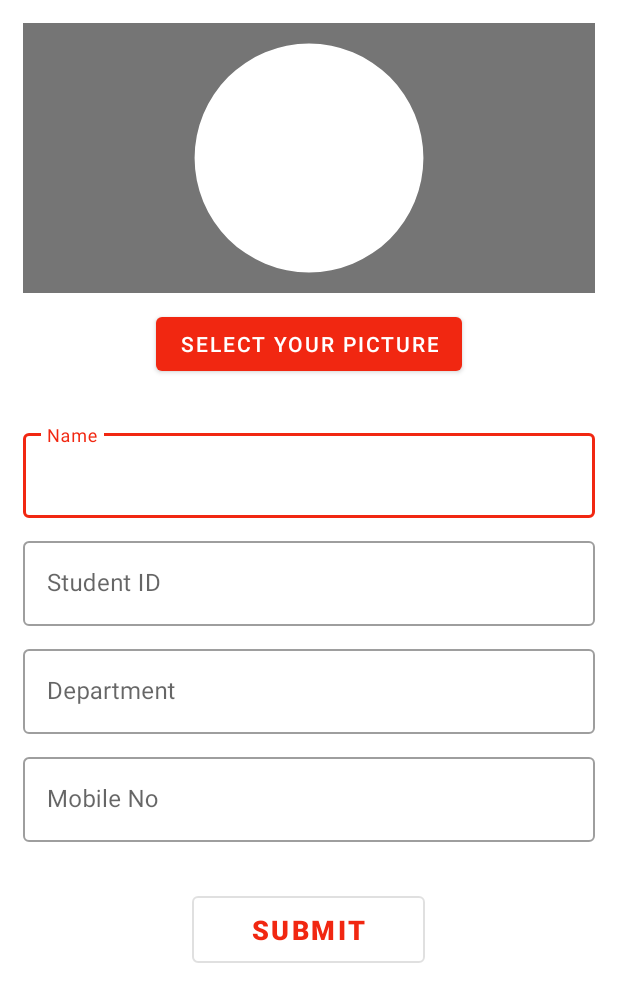
After one commit to Fantastic-Four-CSC-370/Book-Drop, an Android app: the TakeInformationForm screen opened directly, with no data from a screen before it, on a phone screen of 412 x 824 dp. The commit adds this screen. Shown: the top 1002 px of the screen. Run offline under Robolectric (Android 15) with nearby library versions, the phone set to English and light mode, and no system bars; our stand-ins replace Firebase (no records; nobody signed in at launch, a user with empty details on screens opened directly).

Commit message:
user information and img collection Done.update on firebase is ok

```diff
--- a/app/build.gradle
+++ b/app/build.gradle
@@ -41,6 +41,11 @@ dependencies {
 
     implementation platform('com.google.firebase:firebase-bom:26.4.0')
     implementation 'com.google.firebase:firebase-auth'
+    implementation 'com.google.firebase:firebase-firestore:22.0.2'
+    implementation 'com.google.firebase:firebase-database:19.6.0'
+    implementation 'com.google.firebase:firebase-storage:19.2.1'
+
+    implementation 'com.github.bumptech.glide:glide:4.11.0'
 
 }
 apply plugin: 'com.google.gms.google-services'
--- a/app/src/main/AndroidManifest.xml
+++ b/app/src/main/AndroidManifest.xml
@@ -1,6 +1,9 @@
 <?xml version="1.0" encoding="utf-8"?>
 <manifest xmlns:android="http://schemas.android.com/apk/res/android"
     package="root.radium.bookdrop">
+
+    <uses-permission android:name="android.permission.INTERNET" />
+    <uses-permission android:name="android.permission.READ_EXTERNAL_STORAGE" />
 
     <application
         android:allowBackup="true"
@@ -9,7 +12,8 @@
         android:roundIcon="@mipmap/ic_launcher_round"
         android:supportsRtl="true"
         android:theme="@style/Theme.BookDrop">
-        <activity android:name=".signupForm"/>
+        <activity android:name=".TakeInformationForm" />
+        <activity android:name=".signupForm" />
         <activity android:name=".LoginActivity" />
         <activity android:name=".OnBoarding" />
         <activity android:name=".SplashActivity">
--- a/app/src/main/java/root/radium/bookdrop/LoginActivity.java
+++ b/app/src/main/java/root/radium/bookdrop/LoginActivity.java
@@ -63,7 +63,7 @@ public class LoginActivity extends AppCompatActivity {
                 } else {
 //                Radio group here
                     int selectedId = degSelectorGroup.getCheckedRadioButtonId();
-                    degSelectorBtn = (RadioButton) findViewById(selectedId);
+                    degSelectorBtn = findViewById(selectedId);
                     Toast.makeText(LoginActivity.this, degSelectorBtn.getText(), Toast.LENGTH_SHORT).show();
 //                Radio group here
                 }
@@ -112,5 +112,6 @@ public class LoginActivity extends AppCompatActivity {
             }
         });
 
+
     }
 }
--- /dev/null
+++ b/app/src/main/java/root/radium/bookdrop/TakeInformationForm.java
@@ -0,0 +1,147 @@
+package root.radium.bookdrop;
+
+import android.content.ContentResolver;
+import android.content.Intent;
+import android.graphics.Bitmap;
+import android.net.Uri;
+import android.os.Bundle;
+import android.provider.MediaStore;
+import android.view.View;
+import android.webkit.MimeTypeMap;
+import android.widget.EditText;
+import android.widget.ImageView;
+import android.widget.Toast;
+
+import androidx.annotation.NonNull;
+import androidx.annotation.Nullable;
+import androidx.appcompat.app.AppCompatActivity;
+
+import com.bumptech.glide.Glide;
+import com.bumptech.glide.request.target.Target;
+import com.google.android.gms.tasks.OnFailureListener;
+import com.google.android.gms.tasks.OnSuccessListener;
+import com.google.firebase.auth.FirebaseAuth;
+import com.google.firebase.auth.FirebaseUser;
+import com.google.firebase.database.DatabaseReference;
+import com.google.firebase.database.FirebaseDatabase;
+import com.google.firebase.storage.FirebaseStorage;
+import com.google.firebase.storage.StorageReference;
+import com.google.firebase.storage.UploadTask;
+
+import java.io.ByteArrayOutputStream;
+
+import root.radium.bookdrop.SupportingClass.student;
+
+public class TakeInformationForm extends AppCompatActivity {
+
+    private static final int IMAGE_REQUEST = 1;
+    ImageView mSselectedPic;
+    EditText mSName, mSid, msPhoneNo, mSDepartment;
+    Uri imageUri;
+    FirebaseUser user = FirebaseAuth.getInstance().getCurrentUser();
+    String uid = user.getUid();
+    //    firebase
+    private DatabaseReference databaseReference;
+    private StorageReference storageReference;
+
+    @Override
+    protected void onCreate(Bundle savedInstanceState) {
+        super.onCreate(savedInstanceState);
+        setContentView(R.layout.activity_take_information_form);
+
+        mSselectedPic = findViewById(R.id.selectedPic);
+        mSName = findViewById(R.id.SName);
+        mSid = findViewById(R.id.stuId);
+        msPhoneNo = findViewById(R.id.stuPhone);
+        mSDepartment = findViewById(R.id.stuDepart);
+
+        databaseReference = FirebaseDatabase.getInstance().getReference("student");
+        storageReference = FirebaseStorage.getInstance().getReference("student's pic");
+
+        findViewById(R.id.selectedPic).setOnClickListener(new View.OnClickListener() {
+            @Override
+            public void onClick(View v) {
+                openFileToSelectImg();
+            }
+
+        });
+        findViewById(R.id.sSubmit).setOnClickListener(new View.OnClickListener() {
+            @Override
+            public void onClick(View v) {
+                if (user != null) {
+                    saveUserData();
+                } else {
+
+                }
+            }
+
+        });
+
+    }
+
+    public void openFileToSelectImg() {
+        Intent intent = new Intent();
+        intent.setType("Image/*");
+        intent.setAction(Intent.ACTION_GET_CONTENT);
+        startActivityForResult(intent, IMAGE_REQUEST);
+    }
+
+    public void saveUserData() {
+        String name = mSName.getText().toString().trim();
+        String id = mSid.getText().toString().trim();
+        String phoneNo = msPhoneNo.getText().toString().trim();
+        String department = mSDepartment.getText().toString().trim();
+
+        StorageReference ref = storageReference.child(uid + "." + getExtension(imageUri));
+        try {
+            Bitmap bmp = MediaStore.Images.Media.getBitmap(getContentResolver(), imageUri);
+            ByteArrayOutputStream baos = new ByteArrayOutputStream();
+            bmp.compress(Bitmap.CompressFormat.JPEG, 50, baos);
+            byte[] data = baos.toByteArray();
+            UploadTask uploadTask = ref.putBytes(data);
+            uploadTask.addOnFailureListener(new OnFailureListener() {
+                @Override
+                public void onFailure(@NonNull Exception exception) {
+                    Toast.makeText(getApplicationContext(), "img uploaded not possible",
+                            Toast.LENGTH_SHORT).show();
+
+                }
+            }).addOnSuccessListener(new OnSuccessListener<UploadTask.TaskSnapshot>() {
+                @Override
+                public void onSuccess(UploadTask.TaskSnapshot taskSnapshot) {
+                    Toast.makeText(getApplicationContext(), "img uploaded successfully",
+                            Toast.LENGTH_SHORT).show();
+                    String imgurl = taskSnapshot.getStorage().getDownloadUrl().toString();
+                    student s = new student(name, phoneNo, id, department, imgurl);
+
+                    databaseReference.child(uid).setValue(s);
+
+                }
+            });
+        } catch (Exception e) {
+            Toast.makeText(getApplicationContext(), "" + e,
+                    Toast.LENGTH_SHORT).show();
+
+        }
+
+    }
+
+    public String getExtension(Uri imageUri) {
+        ContentResolver c = getContentResolver();
+        MimeTypeMap m = MimeTypeMap.getSingleton();
+        return m.getExtensionFromMimeType(c.getType(imageUri));
+    }
+
+    @Override
+    protected void onActivityResult(int requestCode, int resultCode, @Nullable Intent data) {
+        super.onActivityResult(requestCode, resultCode, data);
+        if (requestCode == IMAGE_REQUEST && resultCode == RESULT_OK && data != null && data.getData() != null) {
+            imageUri = data.getData();
+
+            Glide.with(this).load(imageUri).override(Target.SIZE_ORIGINAL, Target.SIZE_ORIGINAL).into(mSselectedPic);
+        }
+
+    }
+
+
+}
--- /dev/null
+++ b/app/src/main/res/drawable/roundimgframe.xml
@@ -0,0 +1,12 @@
+<?xml version="1.0" encoding="utf-8"?>
+<shape xmlns:android="http://schemas.android.com/apk/res/android"
+    android:innerRadiusRatio="5"
+    android:shape="ring"
+    android:thicknessRatio="1"
+    android:useLevel="false">
+    <gradient
+        android:endColor="@color/secondary_text"
+        android:gradientRadius="5dp"
+        android:type="radial" />
+
+</shape>
--- /dev/null
+++ b/app/src/main/res/layout/activity_take_information_form.xml
@@ -0,0 +1,125 @@
+<?xml version="1.0" encoding="utf-8"?>
+<RelativeLayout xmlns:android="http://schemas.android.com/apk/res/android"
+    xmlns:tools="http://schemas.android.com/tools"
+    android:layout_width="match_parent"
+    android:layout_height="match_parent"
+    android:padding="15dp"
+    tools:context=".TakeInformationForm">
+
+    <RelativeLayout
+        android:id="@+id/picContainer"
+        android:layout_width="match_parent"
+        android:layout_height="180dp">
+
+        <ImageView
+            android:id="@+id/selectedPic"
+            android:layout_width="200dp"
+            android:layout_height="200dp"
+            android:layout_centerInParent="true"
+            android:padding="15dp" />
+
+        <RelativeLayout
+            android:layout_width="match_parent"
+            android:layout_height="match_parent"
+            android:foreground="@drawable/roundimgframe" />
+
+
+    </RelativeLayout>
+
+    <Button
+        android:id="@+id/SelectPic"
+        android:layout_width="wrap_content"
+        android:layout_height="wrap_content"
+        android:layout_below="@+id/picContainer"
+        android:layout_centerHorizontal="true"
+        android:layout_margin="10dp"
+        android:text="Select your Picture" />
+
+
+    <LinearLayout
+
+        android:layout_width="match_parent"
+        android:layout_height="wrap_content"
+        android:layout_below="@id/SelectPic"
+        android:layout_marginTop="20dp"
+        android:orientation="vertical">
+
+        <com.google.android.material.textfield.TextInputLayout
+            style="@style/Widget.MaterialComponents.TextInputLayout.OutlinedBox"
+            android:layout_width="match_parent"
+            android:layout_height="wrap_content"
+            android:layout_marginBottom="10dp"
+            android:hint="Name">
+
+            <com.google.android.material.textfield.TextInputEditText
+                android:id="@+id/SName"
+                android:layout_width="match_parent"
+                android:layout_height="wrap_content"
+                android:inputType="text" />
+
+        </com.google.android.material.textfield.TextInputLayout>
+
+        <com.google.android.material.textfield.TextInputLayout
+            style="@style/Widget.MaterialComponents.TextInputLayout.OutlinedBox"
+            android:layout_width="match_parent"
+            android:layout_height="wrap_content"
+            android:layout_marginBottom="10dp"
+            android:hint="Student ID">
+
+            <com.google.android.material.textfield.TextInputEditText
+                android:id="@+id/stuId"
+                android:layout_width="match_parent"
+                android:layout_height="wrap_content"
+                android:inputType="number" />
+
+        </com.google.android.material.textfield.TextInputLayout>
+
+        <com.google.android.material.textfield.TextInputLayout
+            style="@style/Widget.MaterialComponents.TextInputLayout.OutlinedBox"
+            android:layout_width="match_parent"
+            android:layout_height="wrap_content"
+            android:layout_marginBottom="10dp"
+            android:hint="Department">
+
+            <com.google.android.material.textfield.TextInputEditText
+
+                android:id="@+id/stuDepart"
+                android:layout_width="match_parent"
+                android:layout_height="wrap_content"
+                android:inputType="text" />
+
+        </com.google.android.material.textfield.TextInputLayout>
+
+        <com.google.android.material.textfield.TextInputLayout
+            style="@style/Widget.MaterialComponents.TextInputLayout.OutlinedBox"
+            android:layout_width="match_parent"
+            android:layout_height="wrap_content"
+            android:layout_marginBottom="10dp"
+            android:hint="Mobile No">
+
+            <com.google.android.material.textfield.TextInputEditText
+                android:id="@+id/stuPhone"
+                android:layout_width="match_parent"
+                android:layout_height="wrap_content"
+                android:inputType="phone" />
+
+        </com.google.android.material.textfield.TextInputLayout>
+
+
+        <com.google.android.material.button.MaterialButton
+            android:id="@+id/sSubmit"
+            style="?attr/materialButtonOutlinedStyle"
+            android:layout_width="wrap_content"
+            android:layout_height="wrap_content"
+            android:layout_gravity="center_horizontal"
+            android:layout_marginTop="20dp"
+            android:paddingHorizontal="40dp"
+            android:paddingVertical="10dp"
+            android:text="submit"
+            android:textSize="18sp"
+            android:textStyle="bold" />
+
+
+    </LinearLayout>
+
+</RelativeLayout>
```
Also changed, not shown: app/src/main/java/root/radium/bookdrop/signupForm.java (+4 -4 lines).
